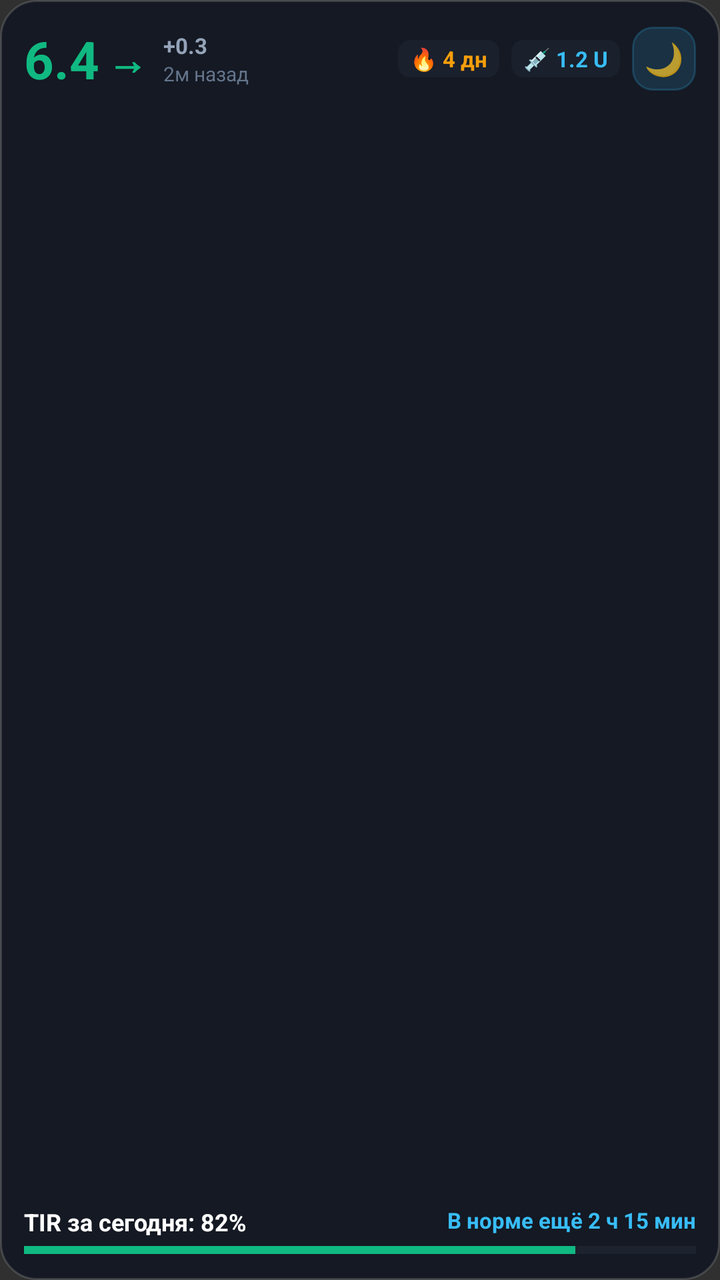
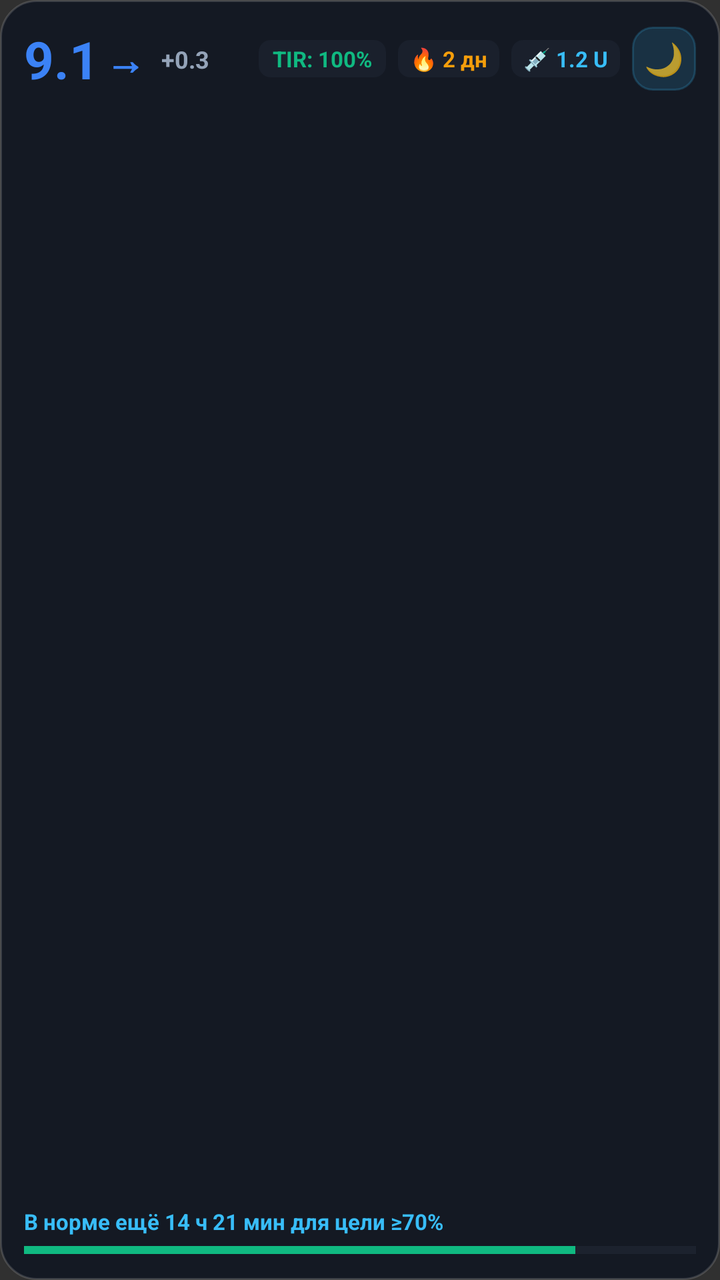

Before-and-after screenshots of an Android layout around one commit, followed by the original layout XML and the change that was made.
<!-- AndroidManifest.xml: application theme Theme.TIRUp -->
<!-- res/layout/widget_dashboard.xml -->
<?xml version="1.0" encoding="utf-8"?>
<LinearLayout xmlns:android="http://schemas.android.com/apk/res/android"
    android:id="@+id/widget_root"
    android:layout_width="match_parent"
    android:layout_height="match_parent"
    android:background="@drawable/widget_background"
    android:orientation="vertical"
    android:padding="12dp">

    
    <LinearLayout
        android:layout_width="match_parent"
        android:layout_height="wrap_content"
        android:gravity="center_vertical"
        android:orientation="horizontal">

        
        <LinearLayout
            android:layout_width="wrap_content"
            android:layout_height="wrap_content"
            android:gravity="center_vertical"
            android:orientation="horizontal">

            <TextView
                android:id="@+id/widget_glucose_value"
                android:layout_width="wrap_content"
                android:layout_height="wrap_content"
                android:text="6.4"
                android:textColor="#10B981"
                android:textSize="26sp"
                android:textStyle="bold" />

            <TextView
                android:id="@+id/widget_trend_arrow"
                android:layout_width="wrap_content"
                android:layout_height="wrap_content"
                android:paddingStart="4dp"
                android:text="→"
                android:textColor="#10B981"
                android:textSize="20sp"
                android:textStyle="bold" />
        </LinearLayout>

        <LinearLayout
            android:layout_width="wrap_content"
            android:layout_height="wrap_content"
            android:layout_marginStart="8dp"
            android:orientation="vertical">

            <TextView
                android:id="@+id/widget_delta_value"
                android:layout_width="wrap_content"
                android:layout_height="wrap_content"
                android:text="+0.3"
                android:textColor="#94A3B8"
                android:textSize="11sp"
                android:textStyle="bold" />

            <TextView
                android:id="@+id/widget_time_ago"
                android:layout_width="wrap_content"
                android:layout_height="wrap_content"
                android:text="2м назад"
                android:textColor="#64748B"
                android:textSize="10sp" />
        </LinearLayout>

        <FrameLayout
            android:layout_width="0dp"
            android:layout_height="1dp"
            android:layout_weight="1" />

        
        <TextView
            android:id="@+id/widget_streak_text"
            android:layout_width="wrap_content"
            android:layout_height="wrap_content"
            android:layout_marginEnd="6dp"
            android:background="@drawable/widget_badge_bg"
            android:paddingStart="6dp"
            android:paddingTop="2dp"
            android:paddingEnd="6dp"
            android:paddingBottom="2dp"
            android:text="🔥 4 дн"
            android:textColor="#F59E0B"
            android:textSize="11sp"
            android:textStyle="bold" />

        
        <TextView
            android:id="@+id/widget_iob_text"
            android:layout_width="wrap_content"
            android:layout_height="wrap_content"
            android:layout_marginEnd="6dp"
            android:background="@drawable/widget_badge_bg"
            android:paddingStart="6dp"
            android:paddingTop="2dp"
            android:paddingEnd="6dp"
            android:paddingBottom="2dp"
            android:text="💉 1.2 U"
            android:textColor="#38BDF8"
            android:textSize="11sp"
            android:textStyle="bold" />

        
        <TextView
            android:id="@+id/widget_btn_nightstand"
            android:layout_width="32dp"
            android:layout_height="32dp"
            android:background="@drawable/widget_button_bg"
            android:gravity="center"
            android:text="🌙"
            android:textSize="16sp" />
    </LinearLayout>

    
    <ImageView
        android:id="@+id/widget_chart_image"
        android:layout_width="match_parent"
        android:layout_height="0dp"
        android:layout_marginTop="6dp"
        android:layout_marginBottom="6dp"
        android:layout_weight="1"
        android:contentDescription="Glucose Sparkline Chart"
        android:scaleType="fitXY" />

    
    <LinearLayout
        android:layout_width="match_parent"
        android:layout_height="wrap_content"
        android:orientation="vertical">

        <RelativeLayout
            android:layout_width="match_parent"
            android:layout_height="wrap_content">

            <TextView
                android:id="@+id/widget_tir_score"
                android:layout_width="wrap_content"
                android:layout_height="wrap_content"
                android:layout_alignParentStart="true"
                android:text="TIR за сегодня: 82%"
                android:textColor="#FFFFFF"
                android:textSize="12sp"
                android:textStyle="bold" />

            <TextView
                android:id="@+id/widget_compensator_text"
                android:layout_width="wrap_content"
                android:layout_height="wrap_content"
                android:layout_alignParentEnd="true"
                android:text="В норме ещё 2 ч 15 мин"
                android:textColor="#38BDF8"
                android:textSize="11sp"
                android:textStyle="bold" />
        </RelativeLayout>

        <ProgressBar
            android:id="@+id/widget_tir_progress"
            style="?android:attr/progressBarStyleHorizontal"
            android:layout_width="match_parent"
            android:layout_height="6dp"
            android:layout_marginTop="3dp"
            android:max="100"
            android:progress="82"
            android:progressTint="#10B981"
            android:progressBackgroundTint="#2E3A4B" />
    </LinearLayout>

</LinearLayout>
<!-- resources referenced by this layout -->
<resources>
  <!-- drawable widget_background (drawable) -->
  <?xml version="1.0" encoding="utf-8"?>
  <shape xmlns:android="http://schemas.android.com/apk/res/android"
      android:shape="rectangle">
      <solid android:color="#D9101622" />
      <corners android:radius="18dp" />
      <stroke
          android:width="1dp"
          android:color="#26FFFFFF" />
  </shape>
  <!-- drawable widget_badge_bg (drawable) -->
  <?xml version="1.0" encoding="utf-8"?>
  <shape xmlns:android="http://schemas.android.com/apk/res/android"
      android:shape="rectangle">
      <solid android:color="#1F475569" />
      <corners android:radius="6dp" />
  </shape>
  <!-- drawable widget_button_bg (drawable) -->
  <?xml version="1.0" encoding="utf-8"?>
  <shape xmlns:android="http://schemas.android.com/apk/res/android"
      android:shape="rectangle">
      <solid android:color="#2638BDF8" />
      <corners android:radius="10dp" />
      <stroke
          android:width="1dp"
          android:color="#3338BDF8" />
  </shape>
  <style name="Theme.TIRUp" parent="android:Theme.Material.NoActionBar">
          <item name="android:statusBarColor">@color/background_dark</item>
          <item name="android:navigationBarColor">@color/background_dark</item>
      </style>
  <color name="background_dark">#0F172A</color>
</resources>

<!-- the commit's change to res/layout/widget_dashboard.xml (unified diff, before → after) -->
@@ -25,8 +25,8 @@
                 android:id="@+id/widget_glucose_value"
                 android:layout_width="wrap_content"
                 android:layout_height="wrap_content"
-                android:text="6.4"
-                android:textColor="#10B981"
+                android:text="9.1"
+                android:textColor="#3B82F6"
                 android:textSize="26sp"
                 android:textStyle="bold" />
 
@@ -34,18 +34,20 @@
                 android:id="@+id/widget_trend_arrow"
                 android:layout_width="wrap_content"
                 android:layout_height="wrap_content"
-                android:paddingStart="4dp"
+                android:paddingStart="3dp"
                 android:text="→"
-                android:textColor="#10B981"
+                android:textColor="#3B82F6"
                 android:textSize="20sp"
                 android:textStyle="bold" />
         </LinearLayout>
 
+        
         <LinearLayout
             android:layout_width="wrap_content"
             android:layout_height="wrap_content"
             android:layout_marginStart="8dp"
-            android:orientation="vertical">
+            android:gravity="center_vertical"
+            android:orientation="horizontal">
 
             <TextView
                 android:id="@+id/widget_delta_value"
@@ -53,22 +55,40 @@
                 android:layout_height="wrap_content"
                 android:text="+0.3"
                 android:textColor="#94A3B8"
-                android:textSize="11sp"
+                android:textSize="12sp"
                 android:textStyle="bold" />
 
             <TextView
                 android:id="@+id/widget_time_ago"
                 android:layout_width="wrap_content"
                 android:layout_height="wrap_content"
-                android:text="2м назад"
+                android:layout_marginStart="4dp"
+                android:text="2м"
                 android:textColor="#64748B"
-                android:textSize="10sp" />
+                android:textSize="11sp"
+                android:visibility="gone" />
         </LinearLayout>
 
         <FrameLayout
             android:layout_width="0dp"
             android:layout_height="1dp"
             android:layout_weight="1" />
+
+        
+        <TextView
+            android:id="@+id/widget_tir_score"
+            android:layout_width="wrap_content"
+            android:layout_height="wrap_content"
+            android:layout_marginEnd="6dp"
+            android:background="@drawable/widget_badge_bg"
+            android:paddingStart="7dp"
+            android:paddingTop="2dp"
+            android:paddingEnd="7dp"
+            android:paddingBottom="2dp"
+            android:text="TIR: 100%"
+            android:textColor="#10B981"
+            android:textSize="11sp"
+            android:textStyle="bold" />
 
         
         <TextView
@@ -81,7 +101,7 @@
             android:paddingTop="2dp"
             android:paddingEnd="6dp"
             android:paddingBottom="2dp"
-            android:text="🔥 4 дн"
+            android:text="🔥 2 дн"
             android:textColor="#F59E0B"
             android:textSize="11sp"
             android:textStyle="bold" />
@@ -130,37 +150,23 @@
         android:layout_height="wrap_content"
         android:orientation="vertical">
 
-        <RelativeLayout
+        <TextView
+            android:id="@+id/widget_compensator_text"
             android:layout_width="match_parent"
-            android:layout_height="wrap_content">
-
-            <TextView
-                android:id="@+id/widget_tir_score"
-                android:layout_width="wrap_content"
-                android:layout_height="wrap_content"
-                android:layout_alignParentStart="true"
-                android:text="TIR за сегодня: 82%"
-                android:textColor="#FFFFFF"
-                android:textSize="12sp"
-                android:textStyle="bold" />
-
-            <TextView
-                android:id="@+id/widget_compensator_text"
-                android:layout_width="wrap_content"
-                android:layout_height="wrap_content"
-                android:layout_alignParentEnd="true"
-                android:text="В норме ещё 2 ч 15 мин"
-                android:textColor="#38BDF8"
-                android:textSize="11sp"
-                android:textStyle="bold" />
-        </RelativeLayout>
+            android:layout_height="wrap_content"
+            android:ellipsize="end"
+            android:maxLines="2"
+            android:text="В норме ещё 14 ч 21 мин для цели ≥70%"
+            android:textColor="#38BDF8"
+            android:textSize="11sp"
+            android:textStyle="bold" />
 
         <ProgressBar
             android:id="@+id/widget_tir_progress"
             style="?android:attr/progressBarStyleHorizontal"
             android:layout_width="match_parent"
             android:layout_height="6dp"
-            android:layout_marginTop="3dp"
+            android:layout_marginTop="4dp"
             android:max="100"
             android:progress="82"
             android:progressTint="#10B981"
